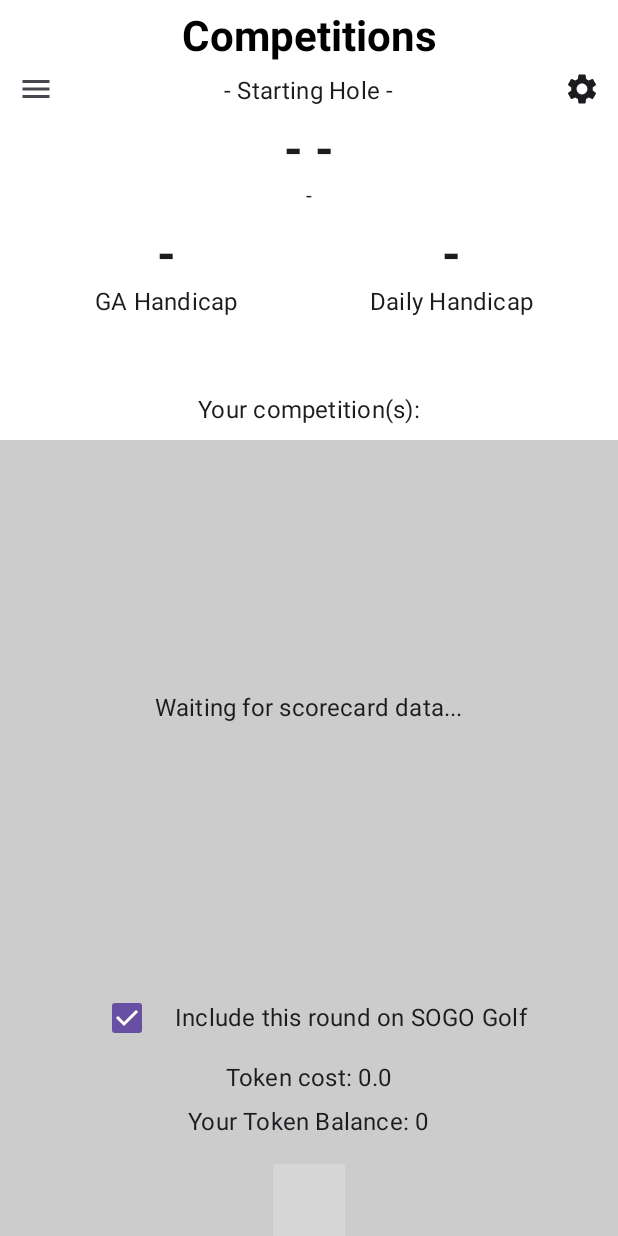
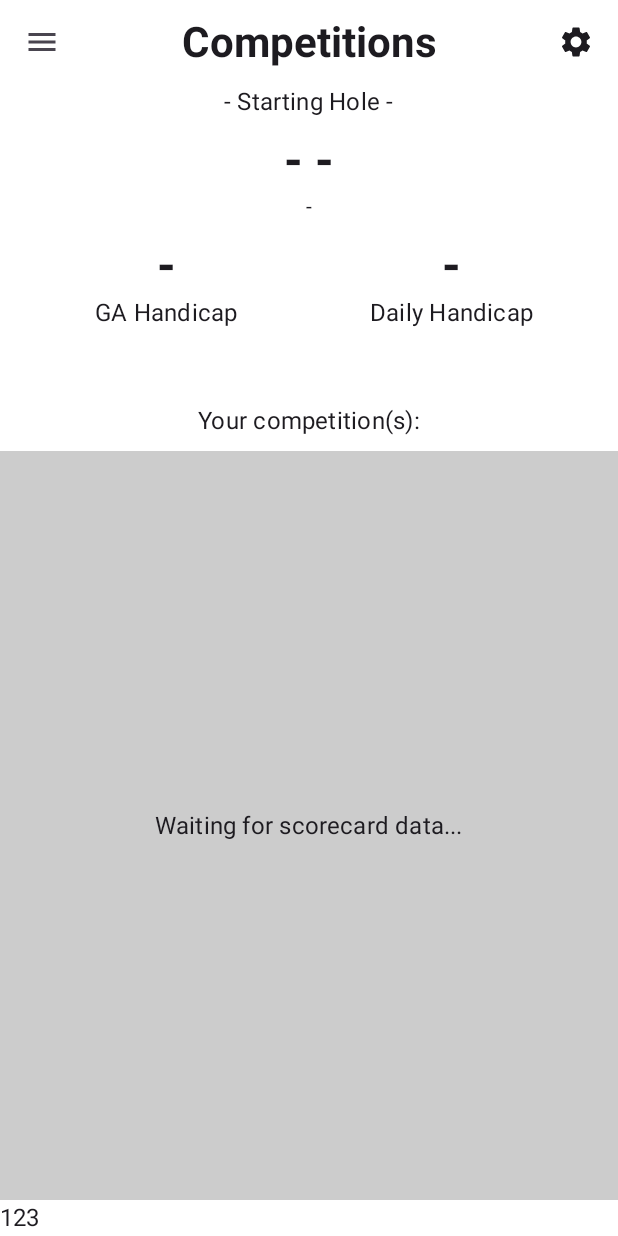
Before and after one commit to SogoGolf/simplegolf-droid, an Android app built with Jetpack Compose: the composable CompetitionsScreen called with empty values, on a phone screen of 412 x 824 dp. Run offline under Robolectric (Android 15) with nearby library versions, the phone set to English and light mode, and no system bars; our stand-ins replace Dagger/Hilt's generated code, Room's generated code; pictures from the network do not load; 3 statements that could not run were skipped; grey boxes are pictures that could not be loaded.

Commit message:
work on unified header

```diff
--- a/app/src/main/java/com/sogo/golf/msl/features/competitions/presentation/CompetitionsScreen.kt
+++ b/app/src/main/java/com/sogo/golf/msl/features/competitions/presentation/CompetitionsScreen.kt
@@ -27,6 +27,7 @@ import com.sogo.golf.msl.data.network.dto.mongodb.SogoGolferDto
 import com.sogo.golf.msl.domain.model.mongodb.Fee
 import com.sogo.golf.msl.domain.model.mongodb.SogoGolfer
 import com.sogo.golf.msl.shared_components.ui.ScreenWithDrawer
+import com.sogo.golf.msl.shared_components.ui.UnifiedScreenHeader
 import com.sogo.golf.msl.shared_components.ui.components.ColoredSquare
 import com.sogo.golf.msl.ui.theme.MSLColors.mslYellow
 import kotlinx.coroutines.delay
@@ -64,42 +65,25 @@ fun CompetitionsScreen(
         windowInsetsController.isAppearanceLightStatusBars = true
     }
 
-    ScreenWithDrawer(navController = navController) {
-        Box(
-            modifier = Modifier
-                .fillMaxSize()
-                .windowInsetsPadding(WindowInsets.systemBars)
+
+
+    ScreenWithDrawer(
+        navController = navController,
+        topBar = {
+            UnifiedScreenHeader(
+                title = "Competitions",
+                backgroundColor = Color.White
+            )
+        }
     ) {
+
         Column(
             modifier = Modifier
                 .fillMaxSize()
                 .background(Color.White)
+                .statusBarsPadding()
+                .padding(top = 56.dp) // Account for header height
         ) {
-                // Header with menu button and title
-                Row(
-                    modifier = Modifier
-                        .fillMaxWidth()
-                        .padding(horizontal = 16.dp, vertical = 8.dp),
-                    verticalAlignment = Alignment.CenterVertically,
-                    horizontalArrangement = Arrangement.SpaceBetween
-                ) {
-                    // Menu button space (handled by ScreenWithDrawer)
-                    Spacer(modifier = Modifier.weight(1f))
-
-                    Text(
-                        text = "Competitions",
-                        style = TextStyle(
-                            fontWeight = FontWeight.Bold,
-                            fontSize = MaterialTheme.typography.headlineMedium.fontSize,
-                            color = Color.Black
-                        ),
-                        textAlign = TextAlign.Center,
-                        modifier = Modifier.weight(6f)
-                    )
-
-                    Spacer(modifier = Modifier.weight(1f))
-                }
-
             // User information section
             UserInfoSection(
                 golfer = currentGolfer,
@@ -140,23 +124,140 @@ fun CompetitionsScreen(
                 )
             }
 
+            Text("123")
             // Footer section
-                FooterContent(
-                    includeRound = includeRound,
-                    golfer = currentGolfer,
-                    sogoGolfer = sogoGolfer,
-                    tokenCost = tokenCost, // Use computed value instead of mslFees
-                    canProceed = canProceed,
-                    onIncludeRoundChanged = { newValue ->
-                        includeRound = newValue
-                        competitionViewModel.setIncludeRound(newValue)
-                    },
-                    onNextClick = {
-                        navController.navigate(nextRoute)
-                    },
-                )
+//            FooterContent(
+//                includeRound = includeRound,
+//                golfer = currentGolfer,
+//                sogoGolfer = sogoGolfer,
+//                tokenCost = tokenCost, // Use computed value instead of mslFees
+//                canProceed = canProceed,
+//                onIncludeRoundChanged = { newValue ->
+//                    includeRound = newValue
+//                    competitionViewModel.setIncludeRound(newValue)
+//                },
+//                onNextClick = {
+//                    navController.navigate(nextRoute)
+//                },
+//            )
         }
-        }
+
+        // Ticker overlay - positioned on top of everything
+//        if (showTicker) {
+//            gameState.game?.scorecardMessageOfTheDay?.let { message ->
+//                Box(
+//                    modifier = Modifier
+//                        .fillMaxSize()
+//                        .statusBarsPadding()
+//                        .padding(top = 56.dp) // Account for header
+//                ) {
+//                    TickerText(
+//                        message = message,
+//                        backgroundColor = mslYellow,
+//                        textColor = mslBlack,
+//                        heightPercentage = 0,
+//                        fixedHeight = 60.dp,
+//                        onClose = {
+//                            viewModel.trackMessageTickerClosed()
+//                            showTicker = false
+//                        },
+//                    )
+//                }
+//            }
+//        }
+
+//        Box(
+//            modifier = Modifier
+//                .fillMaxSize()
+////                .windowInsetsPadding(WindowInsets.systemBars)
+//        ) {
+//            Column(
+//                modifier = Modifier
+//                    .fillMaxSize()
+//                    .background(Color.White)
+//            ) {
+//                // Header with menu button and title
+////                Row(
+////                    modifier = Modifier
+////                        .fillMaxWidth()
+////                        .padding(horizontal = 16.dp, vertical = 8.dp),
+////                    verticalAlignment = Alignment.CenterVertically,
+////                    horizontalArrangement = Arrangement.SpaceBetween
+////                ) {
+////                    // Menu button space (handled by ScreenWithDrawer)
+////                    Spacer(modifier = Modifier.weight(1f))
+////
+////                    Text(
+////                        text = "Competitions",
+////                        style = TextStyle(
+////                            fontWeight = FontWeight.Bold,
+////                            fontSize = MaterialTheme.typography.headlineMedium.fontSize,
+////                            color = Color.Black
+////                        ),
+////                        textAlign = TextAlign.Center,
+////                        modifier = Modifier.weight(6f)
+////                    )
+////
+////                    Spacer(modifier = Modifier.weight(1f))
+////                }
+//
+//                // User information section
+//                UserInfoSection(
+//                    golfer = currentGolfer,
+//                    game = localGame
+//                )
+//
+//                // Competitions list with pull-to-refresh
+//                PullToRefreshBox(
+//                    state = refreshState,
+//                    isRefreshing = isRefreshing,
+//                    onRefresh = {
+//                        coroutineScope.launch {
+//                            isRefreshing = true
+//                            try {
+//                                val result = competitionViewModel.refreshMslData()
+//                                if (result.isFailure) {
+//                                    // Handle error - you might want to show a snackbar here
+//                                    android.util.Log.e("CompetitionsScreen", "MSL refresh failed: ${result.exceptionOrNull()?.message}")
+//                                }
+//                            } catch (e: Exception) {
+//                                android.util.Log.e("CompetitionsScreen", "MSL refresh error", e)
+//                            } finally {
+//                                isRefreshing = false
+//                            }
+//                        }
+//                    },
+//                    indicator = {
+//                        Indicator(
+//                            modifier = Modifier.align(Alignment.Center),
+//                            isRefreshing = isRefreshing,
+//                            state = refreshState
+//                        )
+//                    },
+//                    modifier = Modifier.weight(1f)
+//                ) {
+//                    CompetitionsListSection(
+//                        game = localGame
+//                    )
+//                }
+//
+//                // Footer section
+//                FooterContent(
+//                    includeRound = includeRound,
+//                    golfer = currentGolfer,
+//                    sogoGolfer = sogoGolfer,
+//                    tokenCost = tokenCost, // Use computed value instead of mslFees
+//                    canProceed = canProceed,
+//                    onIncludeRoundChanged = { newValue ->
+//                        includeRound = newValue
+//                        competitionViewModel.setIncludeRound(newValue)
+//                    },
+//                    onNextClick = {
+//                        navController.navigate(nextRoute)
+//                    },
+//                )
+//            }
+//        }
     }
 }
 
--- a/app/src/main/java/com/sogo/golf/msl/shared_components/ui/ScreenWithDrawer.kt
+++ b/app/src/main/java/com/sogo/golf/msl/shared_components/ui/ScreenWithDrawer.kt
@@ -3,8 +3,8 @@ package com.sogo.golf.msl.shared_components.ui
 
 import androidx.compose.foundation.layout.Box
 import androidx.compose.foundation.layout.fillMaxSize
-import androidx.compose.foundation.layout.fillMaxWidth
 import androidx.compose.foundation.layout.padding
+import androidx.compose.foundation.layout.statusBarsPadding
 import androidx.compose.material.icons.Icons
 import androidx.compose.material.icons.filled.Menu
 import androidx.compose.material.icons.filled.Settings
@@ -29,6 +29,7 @@ import kotlinx.coroutines.launch
 @Composable
 fun ScreenWithDrawer(
     navController: NavController,
+    topBar: @Composable () -> Unit = {}, // Optional custom top bar
     content: @Composable () -> Unit
 ) {
     val drawerState = rememberDrawerState(initialValue = DrawerValue.Closed)
@@ -49,17 +50,19 @@ fun ScreenWithDrawer(
         }
     ) {
         Box(modifier = Modifier.fillMaxSize()) {
+            // Main content
             content()
 
-            // Top bar with hamburger menu and debug icon
-            androidx.compose.foundation.layout.Row(
+            // Top bar overlay
+            Box(
                 modifier = Modifier
-                    .fillMaxWidth()
-                    .align(Alignment.TopStart)
-                    .padding(top = 35.dp),
-                horizontalArrangement = androidx.compose.foundation.layout.Arrangement.SpaceBetween
+                    .fillMaxSize()
+                    .statusBarsPadding()
             ) {
-                // Hamburger menu button
+                // Custom top bar if provided
+                topBar()
+
+                // Hamburger menu button (always on top left)
                 IconButton(
                     onClick = {
                         scope.launch {
@@ -69,7 +72,10 @@ fun ScreenWithDrawer(
                                 drawerState.close()
                             }
                         }
-                    }
+                    },
+                    modifier = Modifier
+                        .align(Alignment.TopStart)
+                        .padding(start = 4.dp, top = 4.dp) // Slight padding for visual balance
                 ) {
                     Icon(
                         imageVector = Icons.Default.Menu,
@@ -78,9 +84,12 @@ fun ScreenWithDrawer(
                     )
                 }
 
-                // Debug icon in top right
+                // Debug icon (always on top right)
                 IconButton(
-                    onClick = { showDebugScreen = true }
+                    onClick = { showDebugScreen = true },
+                    modifier = Modifier
+                        .align(Alignment.TopEnd)
+                        .padding(end = 4.dp, top = 4.dp) // Slight padding for visual balance
                 ) {
                     Icon(
                         imageVector = Icons.Default.Settings,
--- /dev/null
+++ b/app/src/main/java/com/sogo/golf/msl/shared_components/ui/UnifiedScreenHeader.kt
@@ -0,0 +1,53 @@
+package com.sogo.golf.msl.shared_components.ui
+
+import androidx.compose.foundation.background
+import androidx.compose.foundation.layout.Box
+import androidx.compose.foundation.layout.fillMaxWidth
+import androidx.compose.foundation.layout.height
+import androidx.compose.foundation.layout.padding
+import androidx.compose.material3.MaterialTheme
+import androidx.compose.material3.Text
+import androidx.compose.runtime.Composable
+import androidx.compose.ui.Alignment
+import androidx.compose.ui.Modifier
+import androidx.compose.ui.graphics.Color
+import androidx.compose.ui.text.TextStyle
+import androidx.compose.ui.text.font.FontWeight
+import androidx.compose.ui.text.style.TextAlign
+import androidx.compose.ui.unit.dp
+
+/**
+ * A unified header component for screens wrapped with ScreenWithDrawer.
+ * This header provides proper spacing for the drawer menu icon and debug icon,
+ * while centering the title.
+ *
+ * @param title The title text to display in the center
+ * @param modifier Additional modifiers to apply to the header
+ * @param backgroundColor Background color for the header (default: transparent)
+ */
+@Composable
+fun UnifiedScreenHeader(
+    title: String,
+    modifier: Modifier = Modifier,
+    backgroundColor: Color = Color.Transparent
+) {
+    Box(
+        modifier = modifier
+            .fillMaxWidth()
+            .height(56.dp) // Standard toolbar height
+            .background(backgroundColor)
+            .padding(horizontal = 56.dp), // Space for menu icon (48dp + 8dp padding) on each side
+        contentAlignment = Alignment.Center
+    ) {
+        Text(
+            text = title,
+            style = TextStyle(
+                fontWeight = FontWeight.Bold,
+                fontSize = MaterialTheme.typography.headlineMedium.fontSize,
+                color = MaterialTheme.colorScheme.onSurface
+            ),
+            textAlign = TextAlign.Center,
+            maxLines = 1
+        )
+    }
+}
```
Also changed, not shown: app/src/main/java/com/sogo/golf/msl/features/choose_playing_partner/presentation/ChoosePlayingPartnerScreen.kt (+12 -3 lines), app/src/main/java/com/sogo/golf/msl/shared_components/ui/ScreenHeader.kt (added, +41 -0 lines). Lines whose indentation alone changed are shown as unchanged.
